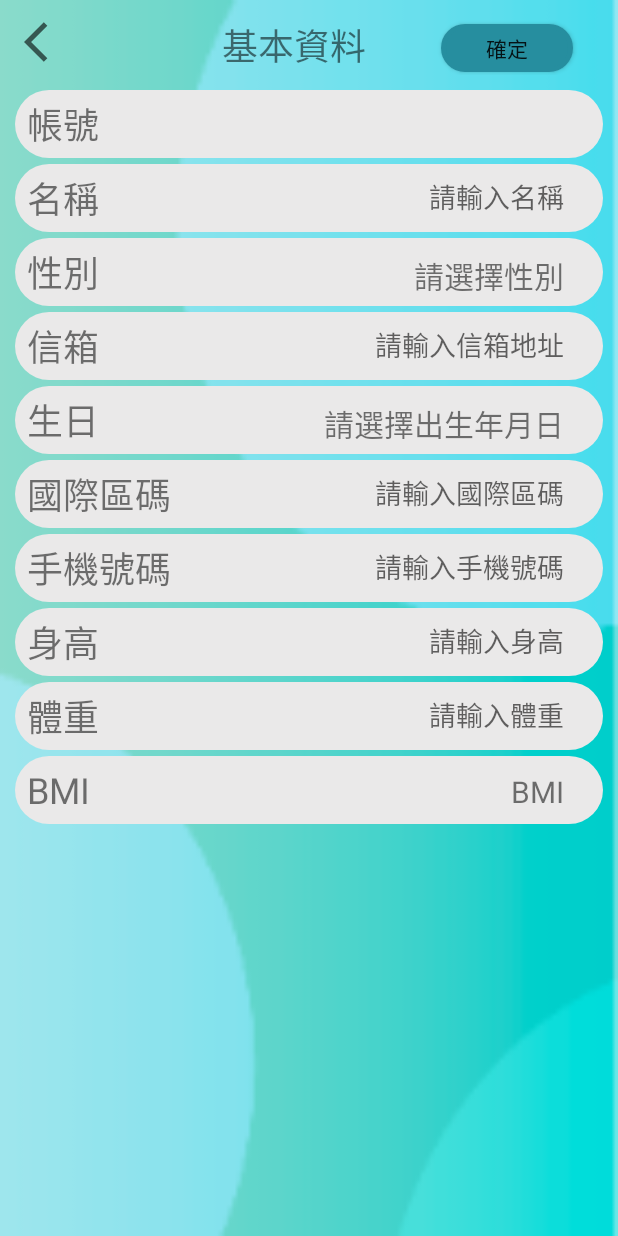
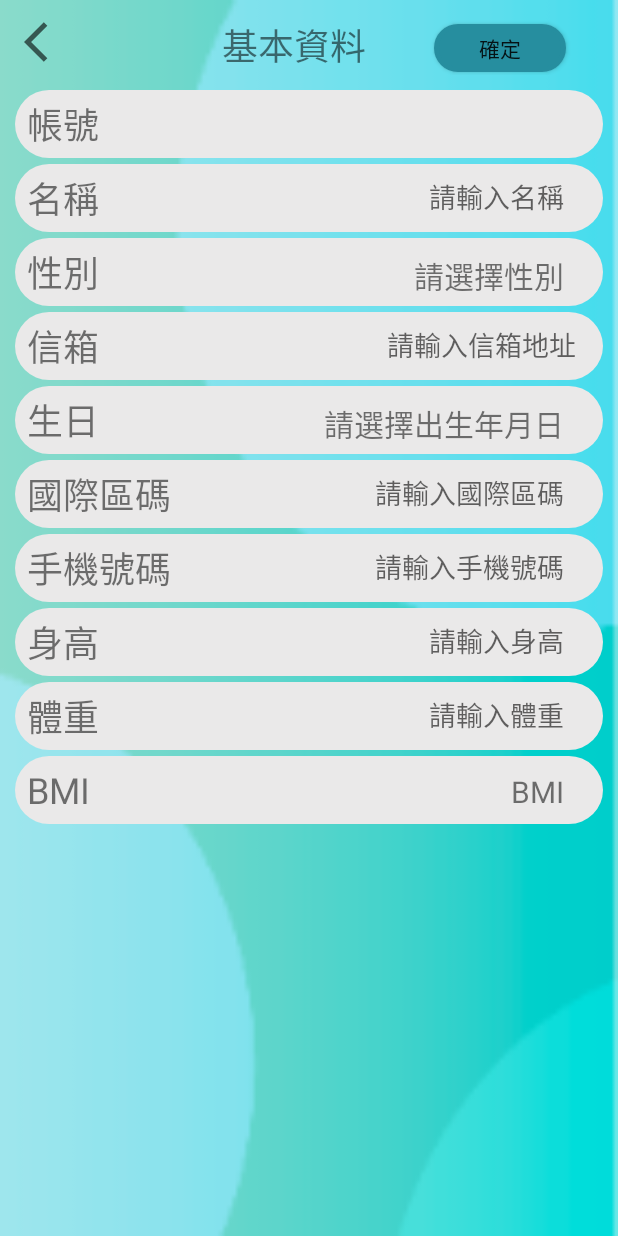
Before and after one commit to alfayu6799/YHYHealthy, an Android app: the UserBasicActivity screen opened directly, with no data from a screen before it, on a phone screen of 412 x 824 dp. Run offline under Robolectric (Android 15) with nearby library versions, the phone set to English and light mode, and no system bars; libraries missing offline, so code that uses them is left out: es.dmoral.toasty; 2 statements that could not run were skipped.

Commit message:
Add BMI指數經由監聽體重數值自動計算

```diff
--- a/app/src/main/java/com/example/yhyhealthydemo/LoginActivity.java
+++ b/app/src/main/java/com/example/yhyhealthydemo/LoginActivity.java
@@ -53,6 +53,9 @@ public class LoginActivity extends AppCompatActivity implements View.OnClickList
     private void initView() {
         account = findViewById(R.id.et_account);
         password = findViewById(R.id.et_password);
+
+        account.setText("demo21");
+        password.setText("123456");
 
         //註冊
         register = findViewById(R.id.tv_register);
--- a/app/src/main/res/layout/activity_user_basic.xml
+++ b/app/src/main/res/layout/activity_user_basic.xml
@@ -34,7 +34,8 @@
             android:layout_marginTop="10dp"
             android:layout_marginBottom="8dp"
             android:text="@string/slycalendar_save"
-            android:layout_marginLeft="50dp"
+            android:layout_marginLeft="45dp"
+            android:layout_marginRight="25dp"
             android:background="@drawable/shape_268e9f"/>
     </LinearLayout>
     <ScrollView
@@ -154,8 +155,7 @@
                     android:id="@+id/edtEmailAddress"
                     android:layout_width="match_parent"
                     android:layout_height="wrap_content"
-                    android:layout_marginLeft="56dp"
-                    android:layout_marginRight="16dp"
+                    android:layout_marginRight="8dp"
                     android:gravity="right"
                     android:ems="10"
                     android:lines="1"
--- a/app/src/main/res/values/strings.xml
+++ b/app/src/main/res/values/strings.xml
@@ -183,4 +183,7 @@
     <string name="login_success">登入成功</string>
     <string name="number_less_six">字數不得少於6</string>
     <string name="change_password_success">變更密碼成功,下次登入請使用新密碼</string>
+    <string name="please_input_need_height_and_weight">BMI需要輸入身高體重</string>
+    <string name="body_weight_is_not_empty">體重不得空白</string>
+    <string name="body_height_is_not_empty">身高不得空白</string>
 </resources>
```
Also changed, not shown: app/src/main/java/com/example/yhyhealthydemo/UserBasicActivity.java (+45 -9 lines).
